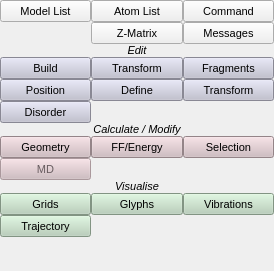
Before: the Qt Designer form src/gui/toolbox.ui in trisyoungs/aten, drawn with Qt 5.
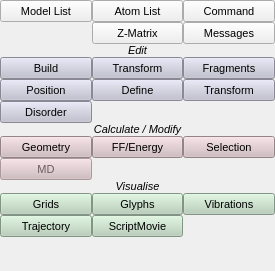
After: the same form once the commit is applied. Icons and pictures are not drawn.

Commit message: Added variable members and methods to Aten to allow saved images to be redirected to custom filenames. Partial implementation of saving of scripted movies.

```diff
--- a/src/gui/toolbox.ui
+++ b/src/gui/toolbox.ui
@@ -5,7 +5,7 @@
    <rect>
     <x>0</x>
     <y>0</y>
-    <width>274</width>
+    <width>275</width>
     <height>271</height>
    </rect>
   </property>
@@ -17,7 +17,7 @@
   </property>
   <property name="minimumSize">
    <size>
-    <width>274</width>
+    <width>275</width>
     <height>271</height>
    </size>
   </property>
@@ -6219,6 +6219,402 @@
         </property>
        </widget>
       </item>
+      <item row="13" column="1">
+       <widget class="QToolButton" name="ScriptMovieButton">
+        <property name="sizePolicy">
+         <sizepolicy hsizetype="Expanding" vsizetype="Fixed">
+          <horstretch>0</horstretch>
+          <verstretch>0</verstretch>
+         </sizepolicy>
+        </property>
+        <property name="minimumSize">
+         <size>
+          <width>0</width>
+          <height>22</height>
+         </size>
+        </property>
+        <property name="palette">
+         <palette>
+          <active>
+           <colorrole role="WindowText">
+            <brush brushstyle="SolidPattern">
+             <color alpha="255">
+              <red>0</red>
+              <green>0</green>
+              <blue>0</blue>
+             </color>
+            </brush>
+           </colorrole>
+           <colorrole role="Button">
+            <brush brushstyle="SolidPattern">
+             <color alpha="255">
+              <red>182</red>
+              <green>207</green>
+              <blue>184</blue>
+             </color>
+            </brush>
+           </colorrole>
+           <colorrole role="Light">
+            <brush brushstyle="SolidPattern">
+             <color alpha="255">
+              <red>255</red>
+              <green>255</green>
+              <blue>255</blue>
+             </color>
+            </brush>
+           </colorrole>
+           <colorrole role="Midlight">
+            <brush brushstyle="SolidPattern">
+             <color alpha="255">
+              <red>218</red>
+              <green>231</green>
+              <blue>219</blue>
+             </color>
+            </brush>
+           </colorrole>
+           <colorrole role="Dark">
+            <brush brushstyle="SolidPattern">
+             <color alpha="255">
+              <red>91</red>
+              <green>103</green>
+              <blue>92</blue>
+             </color>
+            </brush>
+           </colorrole>
+           <colorrole role="Mid">
+            <brush brushstyle="SolidPattern">
+             <color alpha="255">
+              <red>121</red>
+              <green>138</green>
+              <blue>123</blue>
+             </color>
+            </brush>
+           </colorrole>
+           <colorrole role="Text">
+            <brush brushstyle="SolidPattern">
+             <color alpha="255">
+              <red>0</red>
+              <green>0</green>
+              <blue>0</blue>
+             </color>
+            </brush>
+           </colorrole>
+           <colorrole role="BrightText">
+            <brush brushstyle="SolidPattern">
+             <color alpha="255">
+              <red>255</red>
+              <green>255</green>
+              <blue>255</blue>
+             </color>
+            </brush>
+           </colorrole>
+           <colorrole role="ButtonText">
+            <brush brushstyle="SolidPattern">
+             <color alpha="255">
+              <red>0</red>
+              <green>0</green>
+              <blue>0</blue>
+             </color>
+            </brush>
+           </colorrole>
+           <colorrole role="Base">
+            <brush brushstyle="SolidPattern">
+             <color alpha="255">
+              <red>255</red>
+              <green>255</green>
+              <blue>255</blue>
+             </color>
+            </brush>
+           </colorrole>
+           <colorrole role="Window">
+            <brush brushstyle="SolidPattern">
+             <color alpha="255">
+              <red>182</red>
+              <green>207</green>
+              <blue>184</blue>
+             </color>
+            </brush>
+           </colorrole>
+           <colorrole role="Shadow">
+            <brush brushstyle="SolidPattern">
+             <color alpha="255">
+              <red>0</red>
+              <green>0</green>
+              <blue>0</blue>
+             </color>
+            </brush>
+           </colorrole>
+           <colorrole role="AlternateBase">
+            <brush brushstyle="SolidPattern">
+             <color alpha="255">
+              <red>218</red>
+              <green>231</green>
+              <blue>219</blue>
+             </color>
+            </brush>
+           </colorrole>
+          </active>
+          <inactive>
+           <colorrole role="WindowText">
+            <brush brushstyle="SolidPattern">
+             <color alpha="255">
+              <red>0</red>
+              <green>0</green>
+              <blue>0</blue>
+             </color>
+            </brush>
+           </colorrole>
+           <colorrole role="Button">
+            <brush brushstyle="SolidPattern">
+             <color alpha="255">
+              <red>182</red>
+              <green>207</green>
+              <blue>184</blue>
+             </color>
+            </brush>
+           </colorrole>
+           <colorrole role="Light">
+            <brush brushstyle="SolidPattern">
+             <color alpha="255">
+              <red>255</red>
+              <green>255</green>
+              <blue>255</blue>
+             </color>
+            </brush>
+           </colorrole>
+           <colorrole role="Midlight">
+            <brush brushstyle="SolidPattern">
+             <color alpha="255">
+              <red>218</red>
+              <green>231</green>
+              <blue>219</blue>
+             </color>
+            </brush>
+           </colorrole>
+           <colorrole role="Dark">
+            <brush brushstyle="SolidPattern">
+             <color alpha="255">
+              <red>91</red>
+              <green>103</green>
+              <blue>92</blue>
+             </color>
+            </brush>
+           </colorrole>
+           <colorrole role="Mid">
+            <brush brushstyle="SolidPattern">
+             <color alpha="255">
+              <red>121</red>
+              <green>138</green>
+              <blue>123</blue>
+             </color>
+            </brush>
+           </colorrole>
+           <colorrole role="Text">
+            <brush brushstyle="SolidPattern">
+             <color alpha="255">
+              <red>0</red>
+              <green>0</green>
+              <blue>0</blue>
+             </color>
+            </brush>
+           </colorrole>
+           <colorrole role="BrightText">
+            <brush brushstyle="SolidPattern">
+             <color alpha="255">
+              <red>255</red>
+              <green>255</green>
+              <blue>255</blue>
+             </color>
+            </brush>
+           </colorrole>
+           <colorrole role="ButtonText">
+            <brush brushstyle="SolidPattern">
+             <color alpha="255">
+              <red>0</red>
+              <green>0</green>
+              <blue>0</blue>
+             </color>
+            </brush>
+           </colorrole>
+           <colorrole role="Base">
+            <brush brushstyle="SolidPattern">
+             <color alpha="255">
+              <red>255</red>
+              <green>255</green>
+              <blue>255</blue>
+             </color>
+            </brush>
+           </colorrole>
+           <colorrole role="Window">
+            <brush brushstyle="SolidPattern">
+             <color alpha="255">
+              <red>182</red>
+              <green>207</green>
+              <blue>184</blue>
+             </color>
+            </brush>
+           </colorrole>
+           <colorrole role="Shadow">
+            <brush brushstyle="SolidPattern">
+             <color alpha="255">
+              <red>0</red>
+              <green>0</green>
+              <blue>0</blue>
+             </color>
+            </brush>
+           </colorrole>
+           <colorrole role="AlternateBase">
+            <brush brushstyle="SolidPattern">
+             <color alpha="255">
+              <red>218</red>
+              <green>231</green>
+              <blue>219</blue>
+             </color>
+            </brush>
+           </colorrole>
+          </inactive>
+          <disabled>
+           <colorrole role="WindowText">
+            <brush brushstyle="SolidPattern">
+             <color alpha="255">
+              <red>91</red>
+              <green>103</green>
+              <blue>92</blue>
+             </color>
+            </brush>
+           </colorrole>
+           <colorrole role="Button">
+            <brush brushstyle="SolidPattern">
+             <color alpha="255">
+              <red>182</red>
+              <green>207</green>
+              <blue>184</blue>
+             </color>
+            </brush>
+           </colorrole>
+           <colorrole role="Light">
+            <brush brushstyle="SolidPattern">
+             <color alpha="255">
+              <red>255</red>
+              <green>255</green>
+              <blue>255</blue>
+             </color>
+            </brush>
+           </colorrole>
+           <colorrole role="Midlight">
+            <brush brushstyle="SolidPattern">
+             <color alpha="255">
+              <red>218</red>
+              <green>231</green>
+              <blue>219</blue>
+             </color>
+            </brush>
+           </colorrole>
+           <colorrole role="Dark">
+            <brush brushstyle="SolidPattern">
+             <color alpha="255">
+              <red>91</red>
+              <green>103</green>
+              <blue>92</blue>
+             </color>
+            </brush>
+           </colorrole>
+           <colorrole role="Mid">
+            <brush brushstyle="SolidPattern">
+             <color alpha="255">
+              <red>121</red>
+              <green>138</green>
+              <blue>123</blue>
+             </color>
+            </brush>
+           </colorrole>
+           <colorrole role="Text">
+            <brush brushstyle="SolidPattern">
+             <color alpha="255">
+              <red>91</red>
+              <green>103</green>
+              <blue>92</blue>
+             </color>
+            </brush>
+           </colorrole>
+           <colorrole role="BrightText">
+            <brush brushstyle="SolidPattern">
+             <color alpha="255">
+              <red>255</red>
+              <green>255</green>
+              <blue>255</blue>
+             </color>
+            </brush>
+           </colorrole>
+           <colorrole role="ButtonText">
+            <brush brushstyle="SolidPattern">
+             <color alpha="255">
+              <red>91</red>
+              <green>103</green>
+              <blue>92</blue>
+             </color>
+            </brush>
+           </colorrole>
+           <colorrole role="Base">
+            <brush brushstyle="SolidPattern">
+             <color alpha="255">
+              <red>182</red>
+              <green>207</green>
+              <blue>184</blue>
+             </color>
+            </brush>
+           </colorrole>
+           <colorrole role="Window">
+            <brush brushstyle="SolidPattern">
+             <color alpha="255">
+              <red>182</red>
+              <green>207</green>
+              <blue>184</blue>
+             </color>
+            </brush>
+           </colorrole>
+           <colorrole role="Shadow">
+            <brush brushstyle="SolidPattern">
+             <color alpha="255">
+              <red>0</red>
+              <green>0</green>
+              <blue>0</blue>
+             </color>
+            </brush>
+           </colorrole>
+           <colorrole role="AlternateBase">
+            <brush brushstyle="SolidPattern">
+             <color alpha="255">
+              <red>182</red>
+              <green>207</green>
+              <blue>184</blue>
+             </color>
+            </brush>
+           </colorrole>
+          </disabled>
+         </palette>
+        </property>
+        <property name="text">
+         <string>ScriptMovie</string>
+        </property>
+        <property name="icon">
+         <iconset resource="icons.qrc">
+          <normaloff>:/playback/icons/traj_view.svg</normaloff>:/playback/icons/traj_view.svg</iconset>
+        </property>
+        <property name="iconSize">
+         <size>
+          <width>16</width>
+          <height>16</height>
+         </size>
+        </property>
+        <property name="checkable">
+         <bool>true</bool>
+        </property>
+        <property name="toolButtonStyle">
+         <enum>Qt::ToolButtonTextBesideIcon</enum>
+        </property>
+       </widget>
+      </item>
      </layout>
     </item>
     <item>
```
The commit also changes 12 other files.
